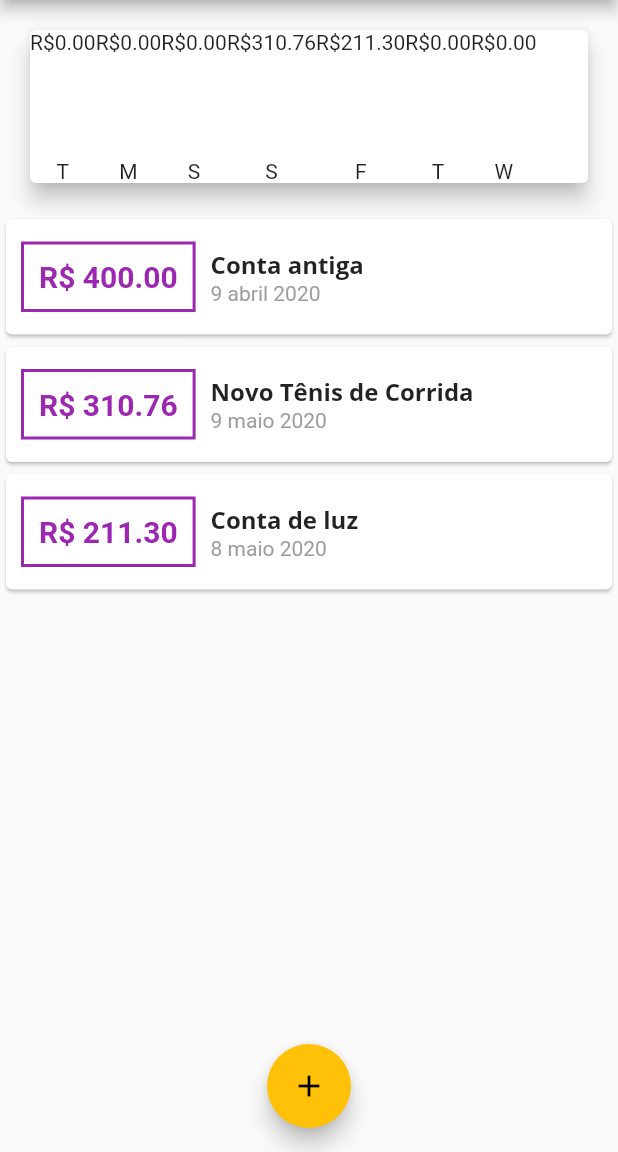
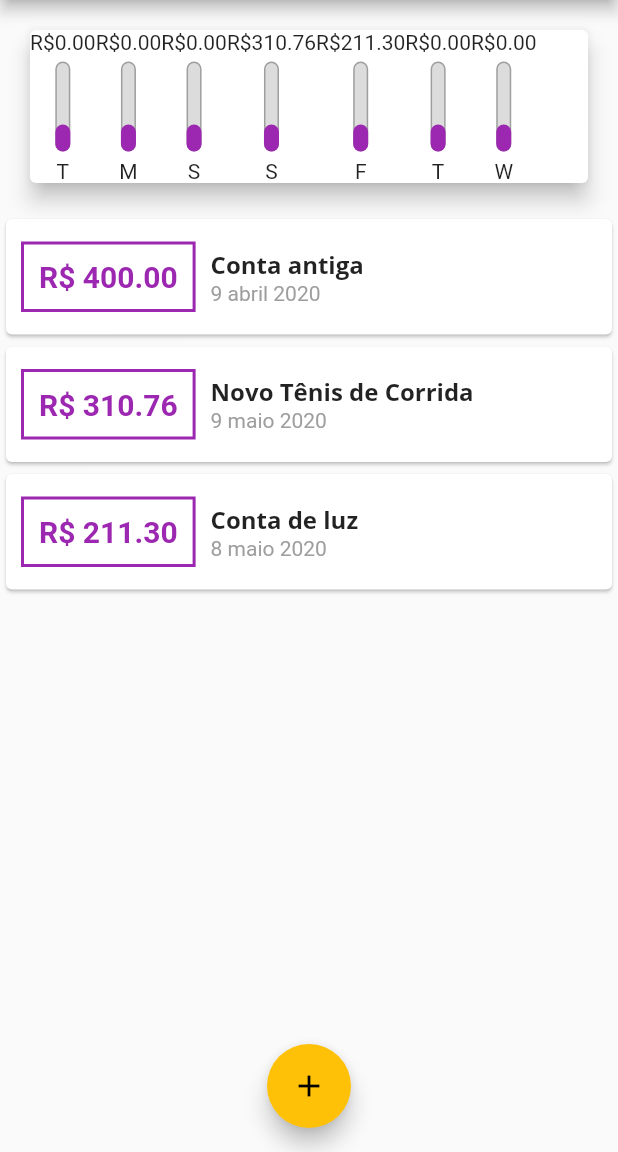
Before and after one commit to kendyosiro/curso_flutter-expenses, a Flutter app: the screen it shows after launch, on a phone screen of 412 x 824 dp, the part 84-1236 px from its top. Run offline on Flutter 3.47's test engine with Material 2 defaults, Android fonts, the phone set to English and light mode, and no system bars.

Commit message:
112. Chart Widget #05

```diff
--- a/lib/components/chart.dart
+++ b/lib/components/chart.dart
@@ -44,7 +44,7 @@ class Chart extends StatelessWidget {
             return ChartBar(
               label: tr['day'],
               value: tr['value'],
-              percentage: 0,
+              percentage: 0.3,
             );
           }).toList(),
         ));
--- a/lib/components/chart_bar.dart
+++ b/lib/components/chart_bar.dart
@@ -20,7 +20,29 @@ class ChartBar extends StatelessWidget {
         Container(
           height: 60,
           width: 10,
-          child: null,
+          child: Stack(
+            alignment: Alignment.bottomCenter,
+            children: <Widget>[
+              Container(
+                decoration: BoxDecoration(
+                    border: Border.all(
+                      color: Colors.grey,
+                      width: 1.0,
+                    ),
+                    color: Color.fromRGBO(220, 220, 220, 1),
+                    borderRadius: BorderRadius.circular(5)),
+              ),
+              FractionallySizedBox(
+                heightFactor: percentage,
+                child: Container(
+                  decoration: BoxDecoration(
+                    color: Theme.of(context).primaryColor,
+                    borderRadius: BorderRadius.circular(5),
+                  ),
+                ),
+              ),
+            ],
+          ),
         ),
         SizedBox(height: 5),
         Text(label),
```
